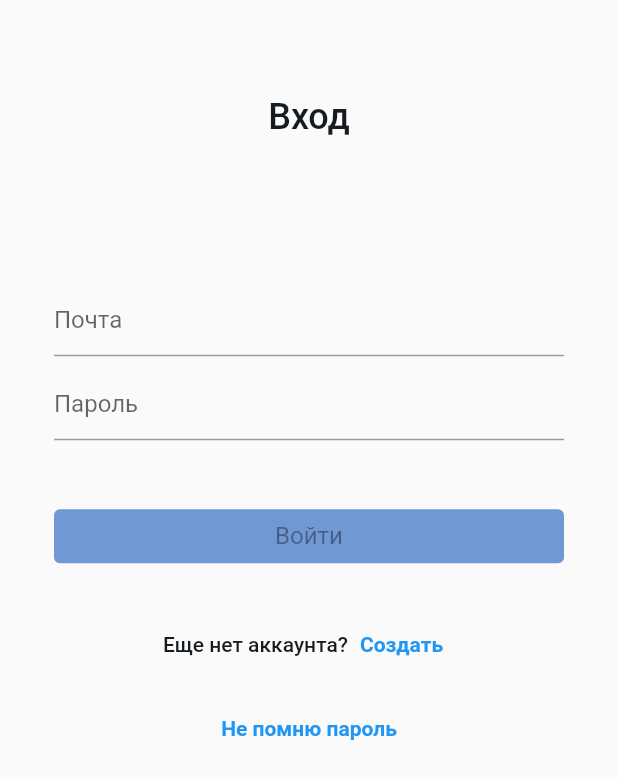
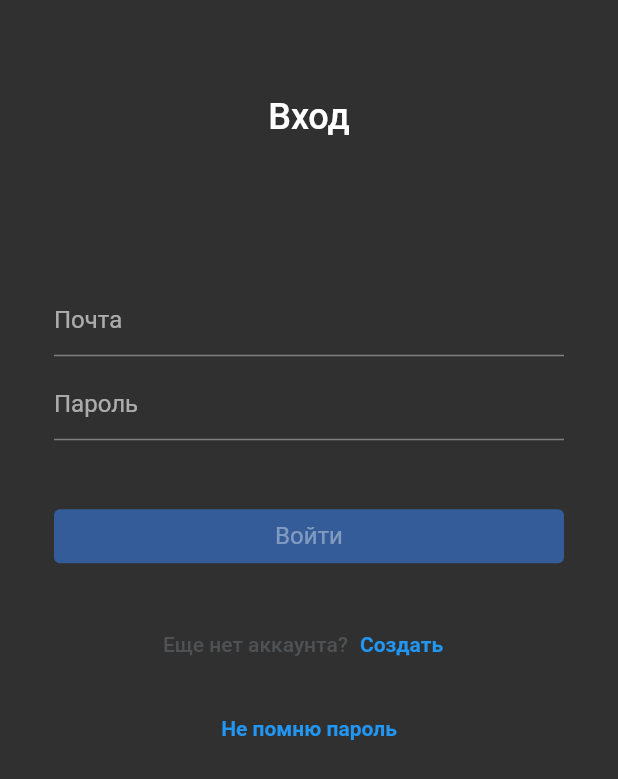
Before and after one commit to Sergey-Kozlov-developer/gifts_manager, a Flutter app: the screen it shows after launch, on a phone screen of 412 x 824 dp. Shown: the top 779 px of the screen. Run offline on Flutter 3.47's test engine with Material 2 defaults, Android fonts, the light colour scheme and no system bars; our stand-ins replace bloc, equatable, flutter_bloc.

Commit message:
Added dynamic text color

```diff
--- a/lib/main.dart
+++ b/lib/main.dart
@@ -22,7 +22,7 @@ class MyApp extends StatelessWidget {
       // lightTheme and darkTheme наши созданные темы
       theme: lightTheme,
       darkTheme: darkTheme,
-      themeMode: ThemeMode.light,
+      themeMode: ThemeMode.dark,
       home: const LoginPage(),
     );
   }
--- a/lib/presentation/login/view/login_page.dart
+++ b/lib/presentation/login/view/login_page.dart
@@ -6,6 +6,7 @@ import 'package:gifts_manager/presentation/home/view/home_page.dart';
 import 'package:gifts_manager/presentation/login/bloc/login_bloc.dart';
 import 'package:gifts_manager/presentation/login/model/email_error.dart';
 import 'package:gifts_manager/presentation/login/model/models.dart';
+import 'package:gifts_manager/resources/app_colors.dart';
 
 class LoginPage extends StatelessWidget {
   const LoginPage({Key? key}) : super(key: key);
@@ -107,7 +108,11 @@ class _LoginPageWidgetState extends State<_LoginPageWidget> {
             children: [
               Text(
                 "Еще нет аккаунта?",
-                style: context.theme.h4,
+                style: context.theme.h4.dynamicColor(
+                  context: context,
+                  lightThemeColor: AppColors.lightGrey60,
+                  darkThemeColor: AppColors.darkWhite60,
+                ),
               ),
               TextButton(
                 onPressed: () => debugPrint("Нажали кнопку создать"),
```
Also changed, not shown: lib/extension/theme_extension.dart (+19 -0 lines).
